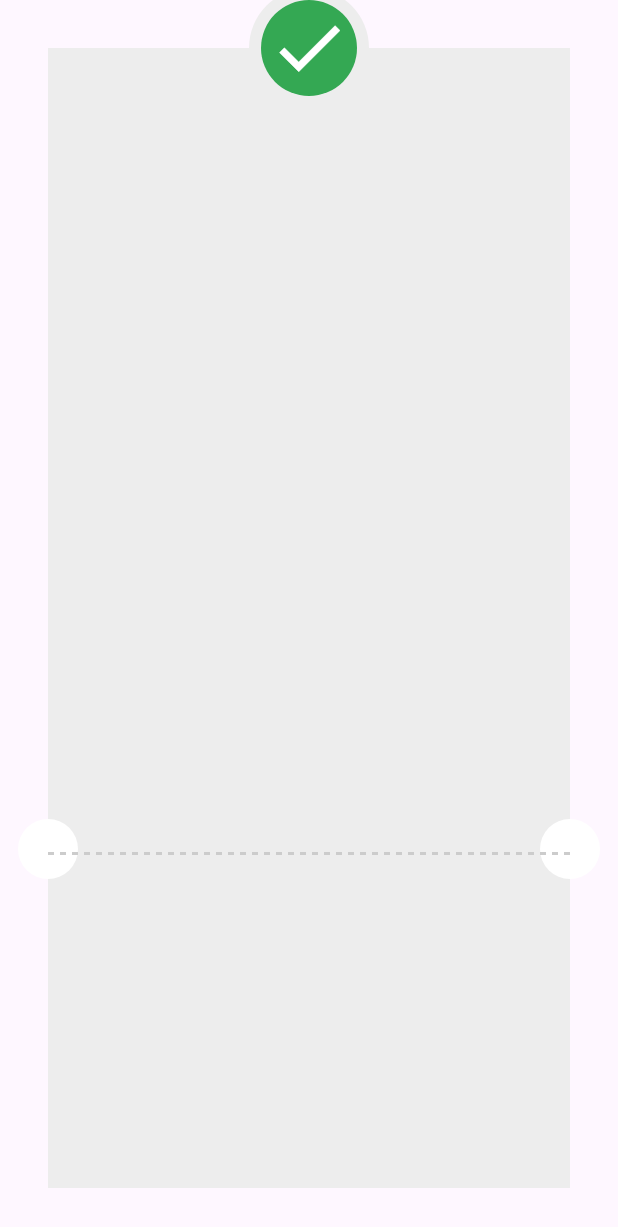
After one commit to KemoEmam/QuickPay, a Flutter app: the ThankYouView screen opened directly, on a phone screen of 412 x 824 dp. The commit adds this screen. Shown: the top 1227 px of the screen. Run offline on Flutter 3.47's test engine with Material 3 defaults, Android fonts, the phone set to English and light mode, and no system bars; drawn by our look-alikes of dotted_line; our stand-ins replace flutter_credit_card, flutter_svg.

Commit message:
Add ThankYouView layout and refactor code

```diff
--- /dev/null
+++ b/lib/features/presentation/views/thank_you_view.dart
@@ -0,0 +1,15 @@
+import 'package:flutter/material.dart';
+import 'package:payment_flow/features/presentation/views/widgets/thank_you_view_body.dart';
+
+class ThankYouView extends StatelessWidget {
+  const ThankYouView({super.key});
+
+  @override
+  Widget build(BuildContext context) {
+    return const Scaffold(
+      body: SafeArea(
+        child: ThankYouViewBody(),
+      ),
+    );
+  }
+}
--- /dev/null
+++ b/lib/features/presentation/views/widgets/custom_check_mark.dart
@@ -0,0 +1,30 @@
+import 'package:flutter/material.dart';
+import 'package:payment_flow/core/themes/styles/app_colors.dart';
+
+class CustomCheckMark extends StatelessWidget {
+  const CustomCheckMark({
+    super.key,
+  });
+
+  @override
+  Widget build(BuildContext context) {
+    return const Positioned(
+      left: 0,
+      right: 0,
+      top: -40,
+      child: CircleAvatar(
+        radius: 40,
+        backgroundColor: Color(0xffEDEDED),
+        child: CircleAvatar(
+          radius: 32,
+          backgroundColor: AppColors.primaryColor,
+          child: Icon(
+            Icons.check,
+            color: Colors.white,
+            size: 55,
+          ),
+        ),
+      ),
+    );
+  }
+}
--- /dev/null
+++ b/lib/features/presentation/views/widgets/custom_dotted_line.dart
@@ -0,0 +1,24 @@
+import 'package:dotted_line/dotted_line.dart';
+import 'package:flutter/material.dart';
+
+class CustomDottedLine extends StatelessWidget {
+  const CustomDottedLine({
+    super.key,
+  });
+
+  @override
+  Widget build(BuildContext context) {
+    return Positioned(
+      left: 0,
+      right: 0,
+      bottom: MediaQuery.of(context).size.height * 0.25 + 16,
+      child: DottedLine(
+        direction: Axis.horizontal,
+        lineLength: MediaQuery.of(context).size.width * 0.7,
+        lineThickness: 2,
+        dashLength: 4,
+        dashColor: const Color(0xffCCCCCC),
+      ),
+    );
+  }
+}
--- a/lib/features/presentation/views/widgets/payment_details_view_body.dart
+++ b/lib/features/presentation/views/widgets/payment_details_view_body.dart
@@ -1,4 +1,5 @@
 import 'package:flutter/material.dart';
+import 'package:payment_flow/features/presentation/views/thank_you_view.dart';
 import 'package:payment_flow/features/presentation/views/widgets/custom_credit_card.dart';
 import 'package:payment_flow/features/presentation/views/widgets/payment_button.dart';
 import 'package:payment_flow/features/presentation/views/widgets/payment_options_section.dart';
@@ -39,6 +40,11 @@ class _PaymentDetailsViewBodyState extends State<PaymentDetailsViewBody> {
                 formKey.currentState!.save();
               } else {
                 setState(() {
+                  Navigator.of(context).push(
+                    MaterialPageRoute(
+                      builder: (_) => const ThankYouView(),
+                    ),
+                  );
                   autovalidateMode = AutovalidateMode.always;
                 });
               }
--- /dev/null
+++ b/lib/features/presentation/views/widgets/thank_you_view_body.dart
@@ -0,0 +1,38 @@
+import 'package:flutter/material.dart';
+import 'package:payment_flow/features/presentation/views/widgets/custom_check_mark.dart';
+import 'package:payment_flow/features/presentation/views/widgets/custom_dotted_line.dart';
+
+class ThankYouViewBody extends StatelessWidget {
+  const ThankYouViewBody({super.key});
+
+  @override
+  Widget build(BuildContext context) {
+    return Padding(
+      padding: const EdgeInsets.all(32),
+      child: Stack(
+        clipBehavior: Clip.none,
+        children: [
+          Container(
+            color: const Color(0xffEDEDED),
+          ),
+          Positioned(
+            bottom: MediaQuery.of(context).size.height * 0.25,
+            left: -20,
+            child: const CircleAvatar(
+              backgroundColor: Colors.white,
+            ),
+          ),
+          Positioned(
+            bottom: MediaQuery.of(context).size.height * 0.25,
+            right: -20,
+            child: const CircleAvatar(
+              backgroundColor: Colors.white,
+            ),
+          ),
+          const CustomCheckMark(),
+          const CustomDottedLine()
+        ],
+      ),
+    );
+  }
+}
--- a/pubspec.yaml
+++ b/pubspec.yaml
@@ -29,6 +29,7 @@ environment:
 # versions available, run `flutter pub outdated`.
 dependencies:
   cupertino_icons: ^1.0.8
+  dotted_line: ^3.2.2
   flutter:
     sdk: flutter
   flutter_credit_card: ^4.0.1
```
Also changed, not shown: pubspec.lock.
